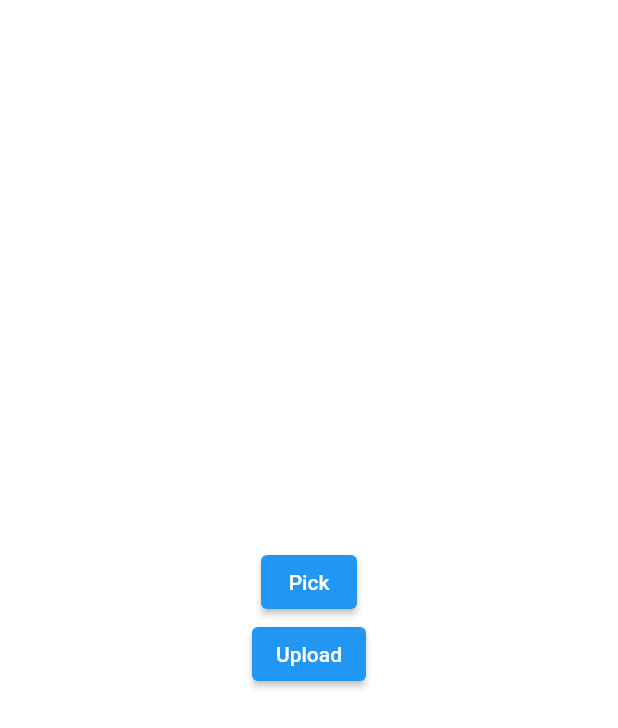
After one commit to elysian12/telegram-clone, a Flutter app: the screen it shows after launch, after a tap on "Upload", on a phone screen of 412 x 824 dp. The commit adds this screen. Shown: the top 728 px of the screen. Run offline on Flutter 3.47's test engine with Material 2 defaults, Android fonts, the phone set to English and light mode, and no system bars; our stand-ins replace cloud_firestore, dio, file_picker, firebase_auth, firebase_core, firebase_storage and 3 more; accounts and stored records are empty; network calls fail.

Commit message:
temp commit

```diff
--- a/lib/main.dart
+++ b/lib/main.dart
@@ -5,6 +5,7 @@ import 'package:telegram_clone/common/constants/colors.dart';
 import 'package:telegram_clone/firebase_options.dart';
 import 'package:telegram_clone/modules/auth/views/splash_view.dart';
 import 'package:telegram_clone/router.dart';
+import 'package:telegram_clone/temp.dart';
 
 void main() async {
   WidgetsFlutterBinding.ensureInitialized();
@@ -34,7 +35,7 @@ class MyApp extends StatelessWidget {
             ),
             elevation: 0,
           )),
-      home: SplashView(),
+      home: TempScreen(),
       onGenerateRoute: onGenerateRoute,
     );
   }
--- /dev/null
+++ b/lib/temp.dart
@@ -0,0 +1,83 @@
+import 'dart:convert';
+import 'dart:developer';
+import 'dart:io';
+
+import 'package:dio/dio.dart';
+import 'package:file_picker/file_picker.dart';
+import 'package:flutter/material.dart';
+import 'package:http/http.dart' as http;
+import 'package:http_parser/http_parser.dart';
+
+class TempScreen extends StatefulWidget {
+  const TempScreen({Key? key}) : super(key: key);
+
+  @override
+  State<TempScreen> createState() => _TempScreenState();
+}
+
+class _TempScreenState extends State<TempScreen> {
+  File? file;
+  @override
+  Widget build(BuildContext context) {
+    return Scaffold(
+      body: Center(
+        child: Column(
+          mainAxisAlignment: MainAxisAlignment.center,
+          children: [
+            ElevatedButton(
+              onPressed: () async {
+                var pickedFile = await FilePicker.platform.pickFiles(
+                  allowMultiple: false,
+                  type: FileType.any,
+                  // allowedExtensions: ['pdf'],
+                );
+
+                if (pickedFile != null) {
+                  file = File(pickedFile.paths.first!);
+                  log(file!.path);
+                  log(file!.path.split('/').last);
+                }
+              },
+              child: Text('Pick'),
+            ),
+            ElevatedButton(
+              onPressed: () async {
+                try {
+                  var request = http.MultipartRequest(
+                      'POST', Uri.parse('https://devapi.goalfi.app/CDLS'));
+                  request.fields.addAll({'password': 'dsf'});
+                  request.fields.addAll(
+                    {'user_id': 'e32e4c9d-a4ee-414b-a3b7-26512906d059'},
+                  );
+                  request.files.add(
+                    await http.MultipartFile.fromPath(
+                      'CDLS',
+                      file!.path,
+                      contentType: MediaType('application', 'pdf'),
+                    ),
+                  );
+
+                  http.StreamedResponse response = await request.send();
+
+                  if (response.statusCode == 200) {
+                    var temp = await http.Response.fromStream(response);
+                    Map res = json.decode(temp.body);
+                    log(res.toString());
+                  } else {
+                    var temp = await http.Response.fromStream(response);
+                    log(temp.body);
+                  }
+                } catch (e) {
+                  // log(e.message);
+                  // log(e.response!.data.toString());
+                  // if(e.type == )
+                }
+              },
+              child: Text('Upload'),
+            ),
+          ],
+        ),
+      ),
+    );
+  }
+}
--- a/pubspec.yaml
+++ b/pubspec.yaml
@@ -41,6 +41,9 @@ dependencies:
   flutter_contacts: ^1.1.5
   image_picker: ^0.8.5+3
   firebase_storage: ^10.3.2
+  file_picker: ^4.6.1
+  dio: ^4.0.6
+
 
 dev_dependencies:
   flutter_test:
```
Also changed, not shown: pubspec.lock.
